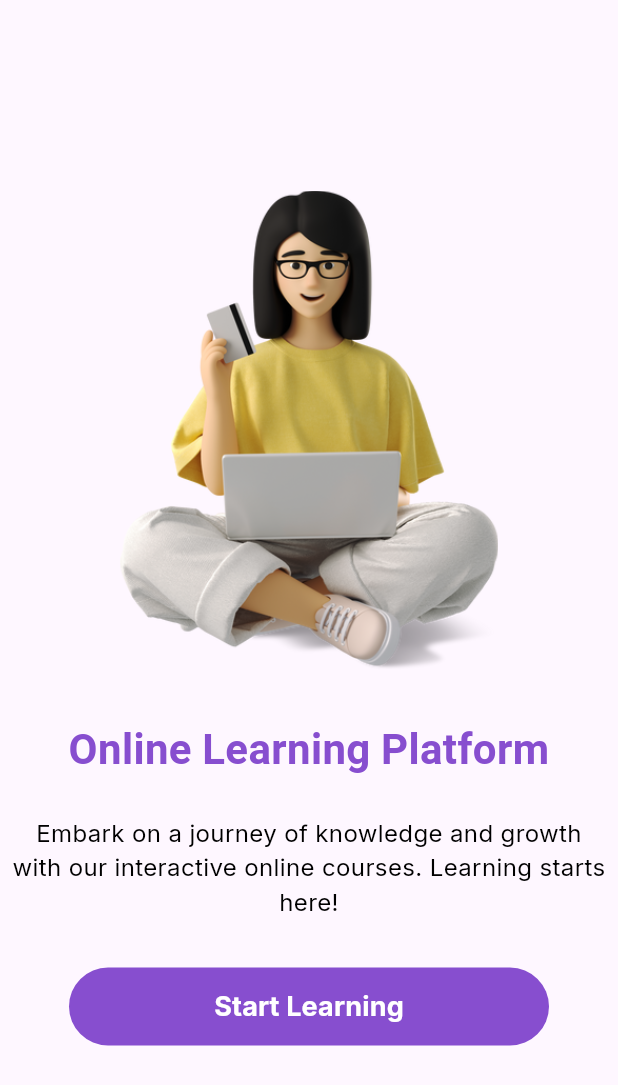
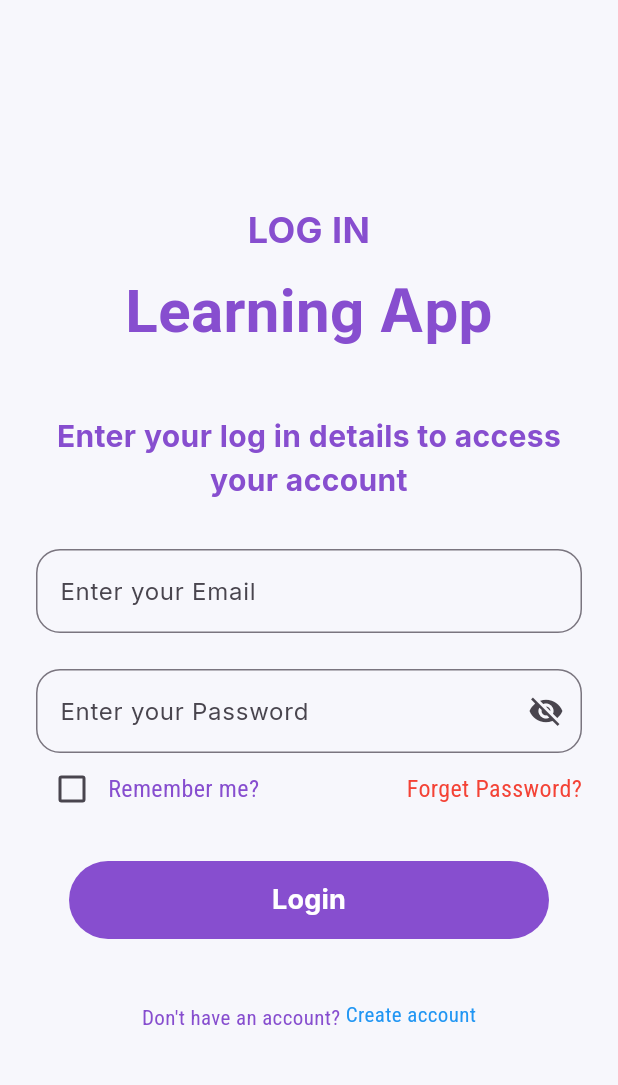
Before and after one commit to Yugesh-45d/E-Learning_app, a Flutter app: the OnboardingScreen screen opened directly, after a tap on "Start Learning", on a phone screen of 412 x 824 dp. Shown: the top 1085 px of the screen. Run offline on Flutter 3.47's test engine with Material 2 defaults, Android fonts, the phone set to English and light mode, and no system bars; our stand-ins replace google_fonts.

Commit message:
Login Screen Completed

```diff
--- a/lib/utils/colors.dart
+++ b/lib/config/app_colors.dart
@@ -1,5 +1,6 @@
 import 'package:flutter/material.dart';
 
-class AppColors{
+class AppColors {
   static const Color primaryColor = Color(0xff874ECF);
+  static const Color backgroundColor = Color(0xffF7F7FC);
 }
--- a/lib/utils/fonts.dart
+++ b/lib/config/app_fonts.dart
@@ -3,4 +3,5 @@ import 'package:google_fonts/google_fonts.dart';
 class AppFonts {
   static final primaryFont = GoogleFonts.balsamiqSans().fontFamily!;
   static final secondaryFont = GoogleFonts.inter().fontFamily!;
+  static final thirdFont = GoogleFonts.robotoCondensed().fontFamily!;
 }
--- a/lib/utils/func.dart
+++ b/lib/config/func.dart
@@ -1,7 +1,7 @@
 // ignore_for_file: prefer_const_constructors
 
-import 'package:e_learning_app/utils/colors.dart';
-import 'package:e_learning_app/utils/fonts.dart';
+import 'package:e_learning_app/config/app_colors.dart';
+import 'package:e_learning_app/config/app_fonts.dart';
 import 'package:flutter/material.dart';
 
 //----------------------------For Normal Text---------------------------------------------
--- a/lib/main.dart
+++ b/lib/main.dart
@@ -1,5 +1,7 @@
 // ignore_for_file: prefer_const_constructors
 
+import 'package:e_learning_app/screens/login_pages/login_screen.dart';
+import 'package:e_learning_app/screens/main_pages/select_course_screen.dart';
 import 'package:e_learning_app/screens/splash/splash_screen.dart';
 import 'package:flutter/material.dart';
 import 'package:google_fonts/google_fonts.dart';
@@ -21,7 +23,9 @@ class MyApp extends StatelessWidget {
         colorScheme: ColorScheme.fromSeed(seedColor: Colors.deepPurple),
         useMaterial3: true,
       ),
-      home: SplashScreen(),
+      // home: SplashScreen(),
+      // home: LoginScreen(),
+      home: SelectCourseScreen(),
     );
   }
 }
--- /dev/null
+++ b/lib/screens/login_pages/login_screen.dart
@@ -0,0 +1,159 @@
+// ignore_for_file: prefer_const_constructors, prefer_const_literals_to_create_immutables
+
+import 'package:e_learning_app/screens/main_pages/select_course_screen.dart';
+import 'package:e_learning_app/config/app_colors.dart';
+import 'package:e_learning_app/config/app_fonts.dart';
+import 'package:e_learning_app/config/func.dart';
+import 'package:flutter/material.dart';
+
+class LoginScreen extends StatefulWidget {
+  const LoginScreen({super.key});
+
+  @override
+  State<LoginScreen> createState() => _LoginScreenState();
+}
+
+class _LoginScreenState extends State<LoginScreen> {
+  bool showPassword = false;
+  bool checkboxValue = false;
+  @override
+  void initState() {
+    _emailController = TextEditingController();
+    _passwordController = TextEditingController();
+    super.initState();
+  }
+
+  late TextEditingController _emailController;
+  late TextEditingController _passwordController;
+
+  @override
+  void dispose() {
+    _emailController.dispose();
+    _passwordController.dispose();
+    super.dispose();
+  }
+
+  void showHidePassword() {
+    setState(() {
+      showPassword = !showPassword;
+    });
+  }
+
+//TODO add user authentication here with Firebase
+
+  @override
+  Widget build(BuildContext context) {
+    return Scaffold(
+      backgroundColor: AppColors.backgroundColor,
+      body: Center(
+        child: Padding(
+          padding: const EdgeInsets.all(24.0),
+          child: Column(
+            mainAxisAlignment: MainAxisAlignment.center,
+            children: [
+              myText(
+                text: "LOG IN",
+                color: AppColors.primaryColor,
+                weight: FontWeight.bold,
+                size: 24,
+              ),
+              SizedBox(height: 8),
+              myText(
+                text: "Learning App",
+                color: AppColors.primaryColor,
+                weight: FontWeight.bold,
+                font: AppFonts.primaryFont,
+                size: 40,
+              ),
+              SizedBox(height: 40),
+              myText(
+                text: "Enter your log in details to access your account",
+                color: AppColors.primaryColor,
+                weight: FontWeight.bold,
+                size: 20,
+              ),
+              SizedBox(height: 32),
+              myTextfield(
+                controller: _emailController,
+                keyboardType: TextInputType.emailAddress,
+                hint: "Email",
+              ),
+              SizedBox(height: 24),
+              myTextfieldPassword(
+                controller: _passwordController,
+                func: showHidePassword,
+                showPassword: showPassword,
+              ),
+              Row(
+                mainAxisAlignment: MainAxisAlignment.spaceBetween,
+                children: [
+                  Row(
+                    children: [
+                      Checkbox(
+                        value: checkboxValue,
+                        onChanged: (value) {
+                          setState(() {
+                            checkboxValue = value!;
+                          });
+                        },
+                      ),
+                      myText(
+                        text: "Remember me?",
+                        font: AppFonts.thirdFont,
+                        size: 16,
+                        color: AppColors.primaryColor,
+                      ),
+                    ],
+                  ),
+                  myText(
+                    text: "Forget Password?",
+                    color: Colors.red,
+                    size: 16,
+                    font: AppFonts.thirdFont,
+                  ),
+                ],
+              ),
+              SizedBox(height: 24),
+              myButton(
+                text: "Login",
+                func: () {
+                  // TODO Navigate to homepage here
+                  Navigator.pushReplacement(
+                      context,
+                      MaterialPageRoute(
+                          builder: (context) => SelectCourseScreen()));
+                },
+                borderRadius: 32,
+                width: 320,
+              ),
+              SizedBox(height: 40),
+              Text.rich(
+                TextSpan(
+                  text: "Don't have an account? ",
+                  style: TextStyle(
+                    color: AppColors.primaryColor,
+                    fontFamily: AppFonts.thirdFont,
+                  ),
+                  children: [
+                    WidgetSpan(
+                        child: GestureDetector(
+                      onTap: () {
+                        //TODO navigate to register page here
+                      },
+                      child: myText(
+                        text: "Create account",
+                        color: Colors.blue,
+                        font: AppFonts.thirdFont,
+                        size: 14,
+                      ),
+                    ))
+                  ],
+                ),
+              ),
+            ],
+          ),
+        ),
+      ),
+    );
+  }
+}
--- a/lib/screens/splash/splash_screen.dart
+++ b/lib/screens/splash/splash_screen.dart
@@ -3,9 +3,9 @@
 import 'dart:async';
 
 import 'package:e_learning_app/screens/welcome_pages/onboarding_screen.dart';
-import 'package:e_learning_app/utils/colors.dart';
-import 'package:e_learning_app/utils/fonts.dart';
-import 'package:e_learning_app/utils/func.dart';
+import 'package:e_learning_app/config/app_colors.dart';
+import 'package:e_learning_app/config/app_fonts.dart';
+import 'package:e_learning_app/config/func.dart';
 import 'package:flutter/material.dart';
 
 class SplashScreen extends StatelessWidget {
--- a/lib/screens/welcome_pages/onboarding_screen.dart
+++ b/lib/screens/welcome_pages/onboarding_screen.dart
@@ -1,8 +1,9 @@
 // ignore_for_file: prefer_const_constructors
 
-import 'package:e_learning_app/utils/colors.dart';
-import 'package:e_learning_app/utils/fonts.dart';
-import 'package:e_learning_app/utils/func.dart';
+import 'package:e_learning_app/screens/login_pages/login_screen.dart';
+import 'package:e_learning_app/config/app_colors.dart';
+import 'package:e_learning_app/config/app_fonts.dart';
+import 'package:e_learning_app/config/func.dart';
 import 'package:flutter/material.dart';
 
 class OnboardingScreen extends StatelessWidget {
@@ -11,6 +12,7 @@ class OnboardingScreen extends StatelessWidget {
   @override
   Widget build(BuildContext context) {
     return Scaffold(
+      backgroundColor: AppColors.backgroundColor,
       body: Center(
         child: Padding(
           padding: const EdgeInsets.all(8.0),
@@ -35,7 +37,10 @@ class OnboardingScreen extends StatelessWidget {
               SizedBox(height: 32),
               myButton(
                   text: "Start Learning",
-                  func: () {},
+                  func: () {
+                    Navigator.pushReplacement(context,
+                        MaterialPageRoute(builder: (context) => LoginScreen()));
+                  },
                   borderRadius: 32,
                   width: 320),
             ],
```
Also changed, not shown: lib/screens/main_pages/select_course_screen.dart (added, +97 -0 lines), assets/1.png (added), assets/2.png (added), assets/3.png, assets/4.png (added), assets/5.png (added), assets/6.png (added), assets/7.png (added), assets/8.png (added).
